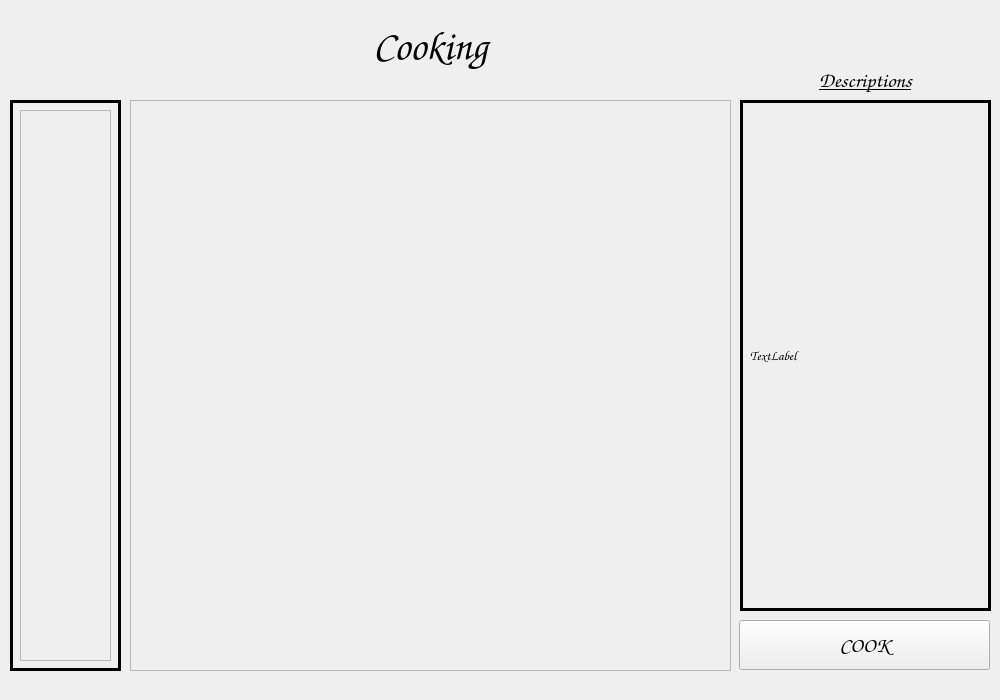
ReneeTong/a8-edu-app, file s3Cooking.ui: the form before one commit.
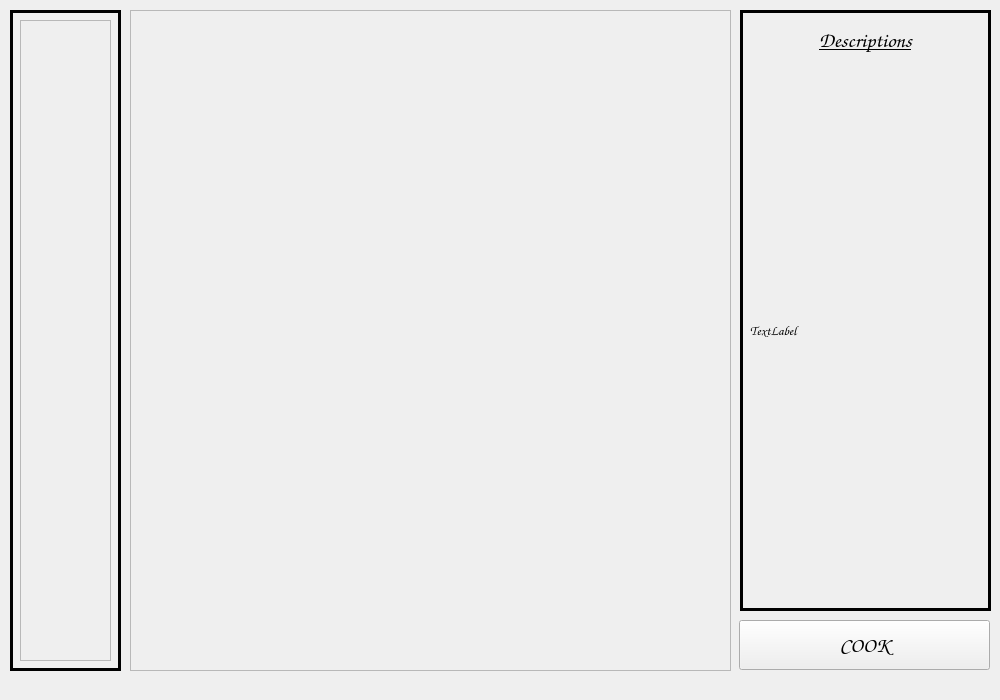
The form after the commit. Custom widgets are drawn as their Qt base class.

Commit message: Made Cooking screen bigger

```diff
--- a/s3Cooking.ui
+++ b/s3Cooking.ui
@@ -24,9 +24,9 @@
    <property name="geometry">
     <rect>
      <x>10</x>
-     <y>100</y>
+     <y>10</y>
      <width>111</width>
-     <height>571</height>
+     <height>661</height>
     </rect>
    </property>
    <property name="font">
@@ -51,7 +51,7 @@
       <x>10</x>
       <y>10</y>
       <width>91</width>
-      <height>551</height>
+      <height>641</height>
      </rect>
     </property>
     <property name="widgetResizable">
@@ -63,7 +63,7 @@
        <x>0</x>
        <y>0</y>
        <width>89</width>
-       <height>549</height>
+       <height>639</height>
       </rect>
      </property>
     </widget>
@@ -89,38 +89,13 @@
     <string>COOK</string>
    </property>
   </widget>
-  <widget class="QLabel" name="label">
-   <property name="geometry">
-    <rect>
-     <x>130</x>
-     <y>10</y>
-     <width>601</width>
-     <height>71</height>
-    </rect>
-   </property>
-   <property name="font">
-    <font>
-     <family>Comic Sans MS</family>
-     <pointsize>30</pointsize>
-     <italic>false</italic>
-     <bold>true</bold>
-     <underline>false</underline>
-    </font>
-   </property>
-   <property name="text">
-    <string>Cooking</string>
-   </property>
-   <property name="alignment">
-    <set>Qt::AlignCenter</set>
-   </property>
-  </widget>
   <widget class="QFrame" name="rightFrame">
    <property name="geometry">
     <rect>
      <x>740</x>
-     <y>100</y>
+     <y>10</y>
      <width>251</width>
-     <height>511</height>
+     <height>601</height>
     </rect>
    </property>
    <property name="font">
@@ -143,9 +118,9 @@
     <property name="geometry">
      <rect>
       <x>10</x>
-      <y>10</y>
+      <y>50</y>
       <width>231</width>
-      <height>491</height>
+      <height>541</height>
      </rect>
     </property>
     <property name="font">
@@ -162,13 +137,12 @@
      <bool>true</bool>
     </property>
    </widget>
-  </widget>
   <widget class="QLabel" name="labelStep_2">
    <property name="geometry">
     <rect>
-     <x>740</x>
-     <y>60</y>
-     <width>251</width>
+      <x>10</x>
+      <y>10</y>
+      <width>231</width>
      <height>41</height>
     </rect>
    </property>
@@ -187,13 +161,14 @@
     <set>Qt::AlignCenter</set>
    </property>
   </widget>
+  </widget>
   <widget class="ScrollCarousel" name="scrollArea">
    <property name="geometry">
     <rect>
      <x>130</x>
-     <y>100</y>
+     <y>10</y>
      <width>601</width>
-     <height>571</height>
+     <height>661</height>
     </rect>
    </property>
    <property name="widgetResizable">
@@ -205,7 +180,7 @@
       <x>0</x>
       <y>0</y>
       <width>599</width>
-      <height>569</height>
+      <height>659</height>
      </rect>
     </property>
    </widget>
```
Lines whose indentation alone changed are shown as unchanged. The commit also changes 3 other files.
